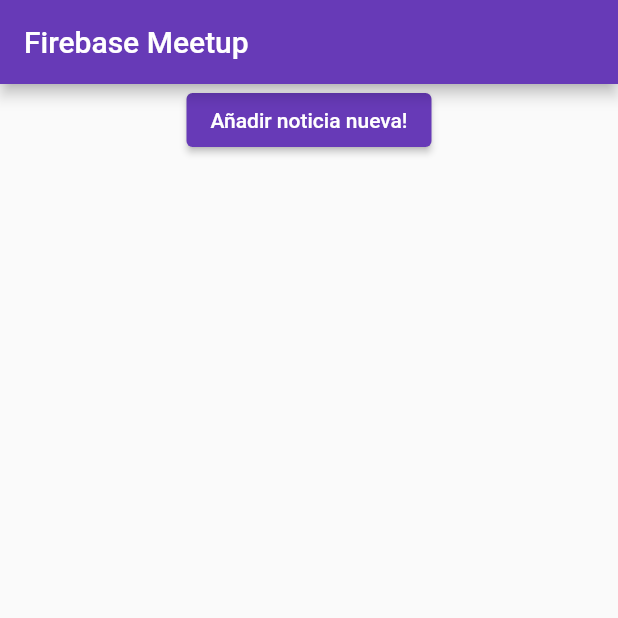
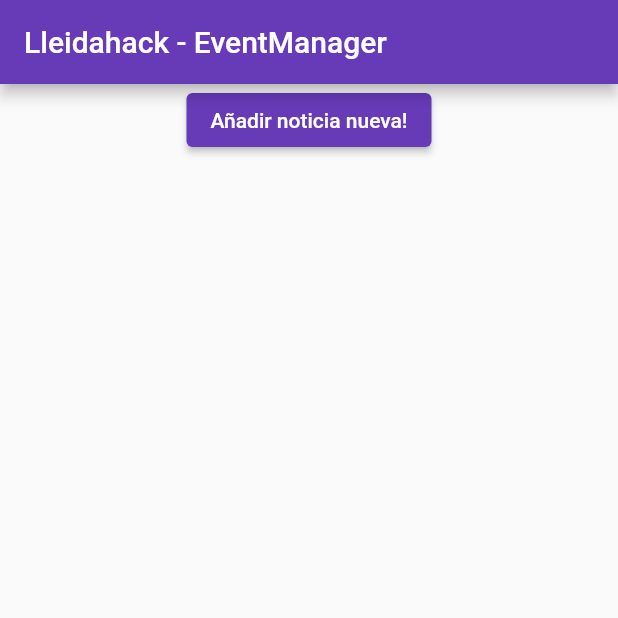
Before and after one commit to LleidaHack/events-page-manager, a Flutter app: the screen it shows once a user with an empty profile is signed in, on a phone screen of 412 x 824 dp, the top half of it. Run offline on Flutter 3.47's test engine with Material 2 defaults, Android fonts, the phone set to English and light mode, and no system bars; our stand-ins replace cloud_firestore, firebase_auth, firebase_core, google_fonts; missing offline and left inert: dart:js; accounts and stored records are empty.

Commit message:
mostrando miniatura

```diff
--- a/lib/main.dart
+++ b/lib/main.dart
@@ -46,7 +46,7 @@
   Widget build(BuildContext context) {
     return Scaffold(
       appBar: AppBar(
-        title: Text('Firebase Meetup'),
+        title: Text('Lleidahack - EventManager'),
       ),
       body: ListView(
         children: <Widget>[
--- a/lib/src/news.dart
+++ b/lib/src/news.dart
@@ -57,6 +57,7 @@
                 Map<String, dynamic> data =
                 document.data()! as Map<String, dynamic>;
                 return ListTile(
+                  leading: CircleAvatar(backgroundImage: NetworkImage(data['image']),),
                   title: Text(data['name']),
                   subtitle: Text(data['topDescription']),
                 );
```
